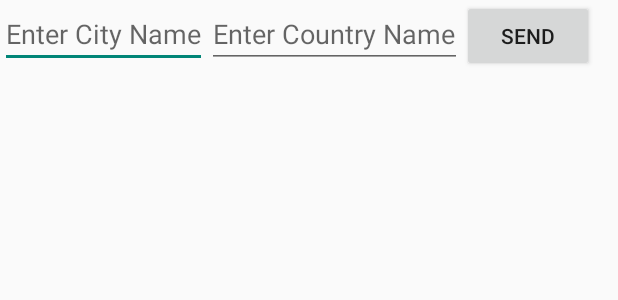
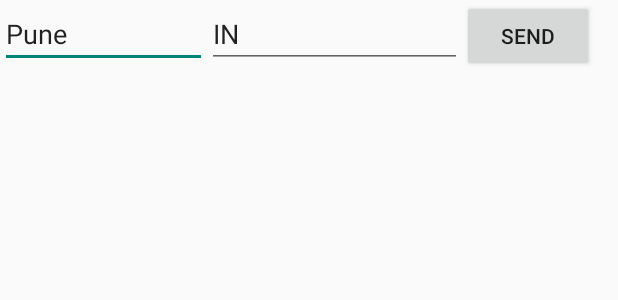
Before and after one commit to gauravsak/Weather1Self, an Android app: the layout activity_enter_city_details.xml on its own in the app's theme, with its tools: preview values and no code run, on a phone screen of 412 x 824 dp. Shown: the top 300 px of the screen. Run offline under Robolectric (Android 15) with nearby library versions, the phone set to English and light mode, and no system bars.

Commit message:
Added default values to city and country text for testing purpose

```diff
--- a/app/src/main/res/layout/activity_enter_city_details.xml
+++ b/app/src/main/res/layout/activity_enter_city_details.xml
@@ -9,12 +9,14 @@
         android:id="@+id/city"
         android:layout_width="wrap_content"
         android:layout_height="wrap_content"
-        android:hint="@string/enter_city_name"/>
+        android:hint="@string/enter_city_name"
+        android:text="@string/default_city"/>
 
     <EditText
         android:id="@+id/country"
         android:layout_width="wrap_content"
         android:layout_height="wrap_content"
+        android:text="@string/default_country"
         android:hint="@string/enter_country_name"/>
 
     <Button
--- a/app/src/main/res/values/strings.xml
+++ b/app/src/main/res/values/strings.xml
@@ -12,5 +12,7 @@
     <string name="enter_country_name">Enter Country Name</string>
     <string name="title_activity_display1_self_chart">Display1SelfChartActivity</string>
     <string name="lets_get_you_a_nice_chart">Let\'s get you a nice chart!</string>
+    <string name="default_city">Pune</string>
+    <string name="default_country">IN</string>
 
 </resources>
```
